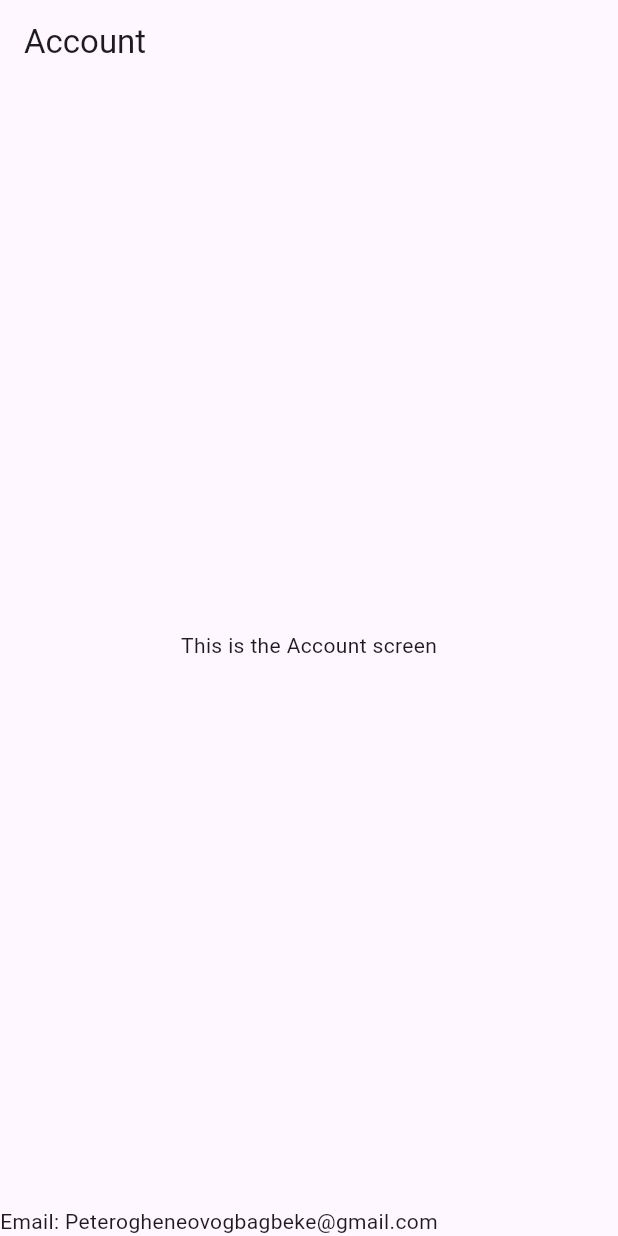
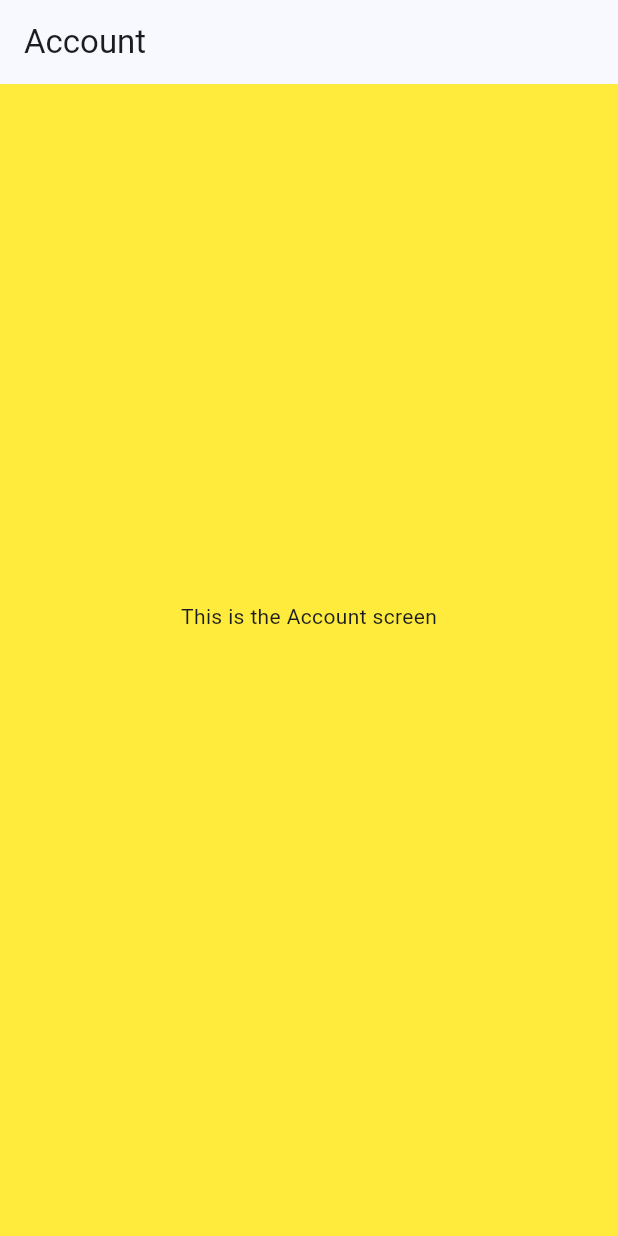
Before and after one commit to Ogheneovo-tatum/FlutterPractice, a Flutter app: the screen it shows after launch, on a phone screen of 412 x 824 dp. Run offline on Flutter 3.47's test engine with Material 3 defaults, Android fonts, the phone set to English and light mode, and no system bars.

Commit message:
make some modifications

```diff
--- a/lib/main.dart
+++ b/lib/main.dart
@@ -29,7 +29,7 @@ class MyApp extends StatelessWidget {
         //
         // This works for code too, not just values: Most code changes can be
         // tested with just a hot reload.
-        colorScheme: .fromSeed(seedColor: Colors.deepPurple),
+        colorScheme: .fromSeed(seedColor: Colors.blue),
       ),
       home: const AccountScreen(),
     );
--- a/lib/tatum.dart
+++ b/lib/tatum.dart
@@ -6,10 +6,12 @@ class AccountScreen extends StatelessWidget {
   @override
   Widget build(BuildContext context) {
     return Scaffold(
+      backgroundColor: Colors.yellow,
       appBar: AppBar(title: const Text('Account')),
       body: const Center(child: Text('This is the Account screen')),
       bottomNavigationBar: const Text(
         'Email: Peterogheneovogbagbeke@gmail.com',
+        style: TextStyle(color: Colors.yellow, fontSize: 20),
       ),
     );
   }
```
